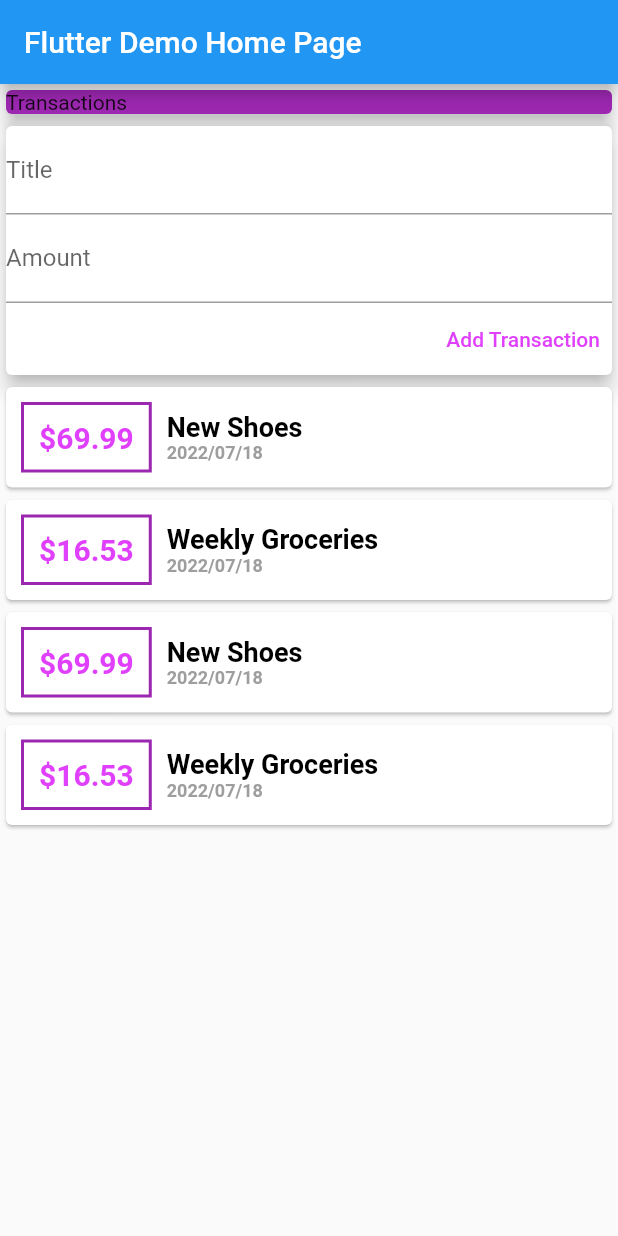
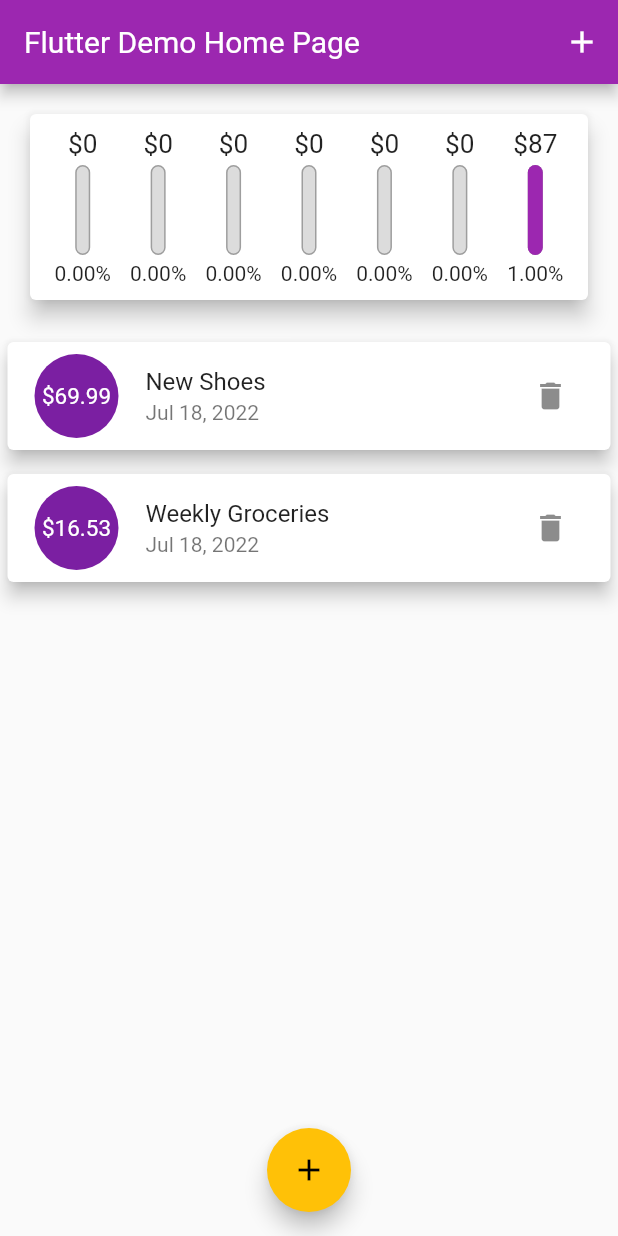
Before and after one commit to inioluwadavid/TransactionCalculator, a Flutter app: the screen it shows after launch, on a phone screen of 412 x 824 dp. Run offline on Flutter 3.47's test engine with Material 2 defaults, Android fonts, the phone set to English and light mode, and no system bars.

```diff
--- a/lib/main.dart
+++ b/lib/main.dart
@@ -1,6 +1,8 @@
-import 'package:cal_transactions/widget/user_transaction.dart';
+import 'package:cal_transactions/widget/add_transactions.dart';
+import 'package:cal_transactions/widget/chart.dart';
 import 'package:flutter/material.dart';
 import './widget/transaction_list.dart';
+import './models/transaction.dart';
 
 void main() {
   runApp(const MyApp());
@@ -14,38 +16,107 @@ class MyApp extends StatelessWidget {
     return MaterialApp(
       title: 'Flutter Demo',
       theme: ThemeData(
-        primarySwatch: Colors.blue,
+        primarySwatch: Colors.purple,
+        accentColor: Colors.amber,
+        fontFamily: 'Roboto',
       ),
       home: MyHomePage(),
     );
   }
 }
 
-class MyHomePage extends StatelessWidget {
+class MyHomePage extends StatefulWidget {
   MyHomePage({Key? key}) : super(key: key);
 
+  @override
+  State<MyHomePage> createState() => _MyHomePageState();
+}
+
+class _MyHomePageState extends State<MyHomePage> {
   // to listen to changes
 
+  final List<Transaction> _userTransactions = [
+    Transaction(
+      id: 't1',
+      title: 'New Shoes',
+      amount: 69.99,
+      date: DateTime.now(),
+    ),
+    Transaction(
+      id: 't2',
+      title: 'Weekly Groceries',
+      amount: 16.53,
+      date: DateTime.now(),
+    ),
+  ];
+
+  List<Transaction> get _recentTransactions {
+    return _userTransactions.where((tx) {
+      return tx.date.isAfter(
+        DateTime.now().subtract(
+          Duration(days: 7),
+        ),
+      );
+    }).toList();
+  }
+  void _addNewTransaction(String title, double amount, DateTime date)  {
+    final addNew = Transaction(
+      title: title,
+      amount: amount,
+      date: DateTime.now(),
+      id: DateTime.now().toString(),
+    );
+
+    setState(() {
+      _userTransactions.add(addNew);
+    });
+  }
+
+    void _startAddNewTransaction(BuildContext ctx) {
+      showModalBottomSheet(
+          context: ctx,
+          builder: (_) {
+            return AddTransaction(_addNewTransaction);
+          });
+    }
+    void _deleteTransaction( String id){
+
+      setState(() {
+        _userTransactions.removeWhere((tx) => tx.id == id);
+      });
+
+    }
 
     @override
     Widget build(BuildContext context) {
       return Scaffold(
           appBar: AppBar(
             title: const Text('Flutter Demo Home Page'),
+            actions: [
+              IconButton(
+                icon: Icon(Icons.add),
+                onPressed: () {
+                  _startAddNewTransaction(context);
+                },
+              )
+            ],
           ),
           body: SingleChildScrollView(
             child: Column(
               children: [
-              Card(
-                color: Colors.purple,
-                child: Container(
-                    width: double.infinity, child: Text('Transactions')),
-                elevation: 5,
-              ),
-
-              UserTransaction()
+                Chart(_recentTransactions),
+                TransactionList(_userTransactions, _deleteTransaction)
               ],
             ),
+          ),
+          floatingActionButtonLocation:
+              FloatingActionButtonLocation.centerFloat,
+          floatingActionButton: FloatingActionButton(
+            child: Icon(Icons.add),
+            onPressed: () {
+              _startAddNewTransaction(context);
+
+            },
           ));
     }
   }
--- a/lib/widget/add_transactions.dart
+++ b/lib/widget/add_transactions.dart
@@ -1,35 +1,78 @@
 import 'package:flutter/material.dart';
+import 'package:intl/intl.dart';
 
-class AddTransaction extends StatelessWidget {
+class AddTransaction extends StatefulWidget {
   final Function addTx;
 
   AddTransaction(this.addTx);
 
+  @override
+  State<AddTransaction> createState() => _AddTransactionState();
+}
+
+class _AddTransactionState extends State<AddTransaction> {
   final titleController = TextEditingController();
+
   final amountController = TextEditingController();
+  DateTime? _selectedDate;
+
+  void _presentDatePicker() {
+    showDatePicker(
+      context: context,
+      initialDate: DateTime.now(),
+      firstDate: DateTime(2021),
+      lastDate: DateTime.now(),
+    ).then((value){
+      if(value == null)
+        return;
+      setState(() {
+        _selectedDate = value;
+      });
+    });
+
+    }
+
   @override
   Widget build(BuildContext context) {
     return Card(
         elevation: 5,
         child: Container(
+          padding: EdgeInsets.all(10),
           child: Column(crossAxisAlignment: CrossAxisAlignment.end, children: [
             TextField(
               decoration: InputDecoration(labelText: 'Title'),
               controller: titleController,
+              keyboardType: TextInputType.text,
             ),
             TextField(
               decoration: InputDecoration(labelText: 'Amount'),
               controller: amountController,
+              keyboardType: TextInputType.number,
             ),
-            TextButton(
+            Row(
+              children: [
+                Text(_selectedDate == null ? 'No date selected!' : 'Picked Date: ${DateFormat.yMMMd().format(_selectedDate??DateTime.now())}'),
+                TextButton(onPressed: _presentDatePicker, child: Text('Select date',
+                style: TextStyle(
+                  fontWeight: FontWeight.bold,
+                ),
+                ),),
+              ],
+            ),
+            ElevatedButton(
+
               onPressed: () {
-                addTx(titleController.text, double.parse(amountController.text));
 
-
+                widget.addTx(
+                    titleController.text, double.parse(amountController.text),  _presentDatePicker);
+                Navigator.of(context).pop();
               },
+               style: ElevatedButton.styleFrom(
+                   primary: Colors.purple, // Background color
+                  ),
               child: Text(
                 'Add Transaction',
-                style: TextStyle(color: Colors.purpleAccent),
+                style: TextStyle(color: Colors.white),
               ),
             ),
           ]),
--- /dev/null
+++ b/lib/widget/chart.dart
@@ -0,0 +1,57 @@
+import 'package:cal_transactions/models/transaction.dart';
+import 'package:cal_transactions/widget/chart_bar.dart';
+import 'package:flutter/material.dart';
+import 'package:intl/intl.dart';
+
+class Chart extends StatelessWidget {
+  final List<Transaction> recentTransactions;
+
+  Chart(this.recentTransactions);
+
+  List<Map<String, dynamic>> get groupedTransactionValues {
+    return List.generate(7, (index) {
+      final weekDay = DateTime.now().subtract(Duration(days: index));
+      var totalSum = 0.0;
+
+      for (var i = 0; i < recentTransactions.length; i++) {
+        if (recentTransactions[i].date.day == weekDay.day &&
+            recentTransactions[i].date.month == weekDay.month &&
+            recentTransactions[i].date.year == weekDay.year) {
+          totalSum += recentTransactions[i].amount;
+        }
+      }
+      return {
+        'day': DateFormat.E().format(weekDay).substring(0, 1),
+        'amount': totalSum
+      };
+    }).reversed.toList();
+  }
+
+  double get totalSpending {
+    return groupedTransactionValues.fold(0.0, (sum, item) {
+      return sum + item['amount'];
+    });
+  }
+
+  @override
+  Widget build(BuildContext context) {
+    return Card(
+      elevation: 6,
+      margin: EdgeInsets.all(20),
+      child: Container(
+        padding: EdgeInsets.all(10),
+        child: Row(
+          mainAxisAlignment: MainAxisAlignment.spaceAround,
+          children: groupedTransactionValues.map((data) {
+            return Flexible(
+              fit: FlexFit.tight,
+              child: ChartBarr(
+                data['day'],
+               data['amount'],
+               totalSpending == 0.0 ? 0.0 : (data['amount'] as double) / totalSpending));
+          }).toList(),
+        ),
+      ),
+    );
+  }
+}
--- /dev/null
+++ b/lib/widget/chart_bar.dart
@@ -0,0 +1,55 @@
+import 'package:flutter/material.dart';
+
+class ChartBarr extends StatelessWidget {
+  final Label;
+  final spendingAmount;
+  final spendingPercentage;
+  ChartBarr(this.Label, this.spendingAmount, this.spendingPercentage);
+
+
+  @override
+  Widget build(BuildContext context) {
+    return Column(
+      children: [
+        Container(
+          height: 20,
+          child: FittedBox(child: Text('\$${spendingAmount.toStringAsFixed(0)}'))),
+
+        SizedBox(
+          height: 4,
+        ),
+        Container(
+          height: 60,
+          width: 10,
+          child: Stack(
+            children: [
+              Container(
+                decoration: BoxDecoration(
+                  border: Border.all(
+                    color: Colors.grey,
+                    width: 1,
+                  ),
+                  color: Color.fromRGBO(220, 220, 220, 1),
+                  borderRadius: BorderRadius.circular(10),
+                ),
+              ),
+              FractionallySizedBox(
+                heightFactor: spendingPercentage,
+                child: Container(
+                  decoration: BoxDecoration(
+                    color: Theme.of(context).primaryColor,
+                    borderRadius: BorderRadius.circular(10),
+                  ),
+                ),
+              ),
+            ],
+          ),
+        ),
+        SizedBox(
+          height: 4,
+        ),
+        Text('${spendingPercentage.toStringAsFixed(2)}%'),
+      ]
+    );
+  }
+}
--- a/lib/widget/transaction_list.dart
+++ b/lib/widget/transaction_list.dart
@@ -3,68 +3,62 @@ import '../models/transaction.dart';
 import 'package:intl/intl.dart';
 
 class TransactionList extends StatelessWidget {
+  final List<Transaction> transactions;
+  final Function deletTx;
 
-
-  final List<Transaction> transactions;
-
-  TransactionList( this.transactions);
+  TransactionList(this.transactions, this.deletTx);
 
   @override
   Widget build(BuildContext context) {
     return Container(
-      height: 300,
-      child: ListView.builder(
-       itemBuilder:(ctx, index) {
-          return Card(
-                    child: Row(children: [
-                      Container(
-                        margin: EdgeInsets.all(10),
-                        padding: EdgeInsets.all(10),
-
-                        decoration: BoxDecoration(
-                          border: Border.all(
-                            color: Colors.purple,
-                            width: 2,
+        height: 300,
+        child: transactions.isEmpty
+            ? Column(
+                children: [
+                  Text('No transaction yet'),
+                  SizedBox(
+                    height: 20,
+                  ),
+                  Image.asset(
+                    'assets/images/loading.webp',
+                    height: 100,
+                  ),
+                ],
+              )
+            : ListView.builder(
+                itemBuilder: (ctx, index) {
+                  return Card(
+                    margin: EdgeInsets.symmetric(
+                      vertical: 8,
+                      horizontal: 5,
+                    ),
+                    elevation: 5,
+                    child: ListTile(
+                      leading: CircleAvatar(
+                        radius: 30,
+                        child: Padding(
+                          padding: EdgeInsets.all(7),
+                          child: FittedBox(
+                            child: Text(
+                              '\$${transactions[index].amount}',
+                            ),
                           ),
                         ),
-                        child: Text('\$${transactions[index].amount}',
-                            style: TextStyle(
-                              fontSize: 20,
-                              fontWeight: FontWeight.bold,
-                              color: Colors.purpleAccent
-                            )),
-                        ),
-
-
-
-                      Column(
-                        crossAxisAlignment: CrossAxisAlignment.start,
-                        children: [
-                          Text(transactions[index].title,
-                              style: TextStyle(
-                                fontSize: 18,
-                                fontWeight: FontWeight.bold,
-                                color: Colors.black
-                              )),
-
-                          Text(
-                            DateFormat('yyyy/MM/dd').format(transactions[index].date),
-                              style: TextStyle(
-                                fontSize: 12,
-                                fontWeight: FontWeight.bold,
-                                color: Colors.grey
-                              )),
-
-                        ],
-                      )
-                    ]),
+                      ),
+                      title: Text(
+                        transactions[index].title,
+                      ),
+                      subtitle: Text(
+                        DateFormat.yMMMd().format(transactions[index].date),
+                      ),
+                      trailing: IconButton(
+                        icon: Icon(Icons.delete),
+                        onPressed: () => deletTx(transactions[index].id),
+                      ),
+                    ),
                   );
-      },
-        itemCount: transactions.length,
-
-
-      )
-
-    );
+                },
+                itemCount: transactions.length,
+              ));
   }
 }
--- a/lib/widget/user_transaction.dart
+++ b/lib/widget/user_transaction.dart
@@ -1,87 +1,52 @@
-import 'package:cal_transactions/widget/add_transactions.dart';
-import 'package:cal_transactions/widget/transaction_list.dart';
-import 'package:flutter/material.dart';
-import '../models/transaction.dart';
+// import 'package:cal_transactions/widget/add_transactions.dart';
+// import 'package:cal_transactions/widget/transaction_list.dart';
+// import 'package:flutter/material.dart';
+// import '../models/transaction.dart';
 
-class UserTransaction extends StatefulWidget {
-  UserTransaction({Key? key}) : super(key: key);
+// class UserTransaction extends StatefulWidget {
+//   UserTransaction({Key? key}) : super(key: key);
 
-  @override
-  State<UserTransaction> createState() => _UserTransactionState();
-}
+//   @override
+//   State<UserTransaction> createState() => _UserTransactionState();
+// }
 
-class _UserTransactionState extends State<UserTransaction> {
+// class _UserTransactionState extends State<UserTransaction> {
 
-  final List<Transaction> _userTransactions = [
-    Transaction(
-      id: 't1',
-      title: 'New Shoes',
-      amount: 69.99,
-      date: DateTime.now(),
-    ),
-    Transaction(
-      id: 't2',
-      title: 'Weekly Groceries',
-      amount: 16.53,
-      date: DateTime.now(),
-    ),
-    Transaction(
-      id: 't1',
-      title: 'New Shoes',
-      amount: 69.99,
-      date: DateTime.now(),
-    ),
-    Transaction(
-      id: 't2',
-      title: 'Weekly Groceries',
-      amount: 16.53,
-      date: DateTime.now(),
-    ),
-    Transaction(
-      id: 't1',
-      title: 'New Shoes',
-      amount: 69.99,
-      date: DateTime.now(),
-    ),
-    Transaction(
-      id: 't2',
-      title: 'Weekly Groceries',
-      amount: 16.53,
-      date: DateTime.now(),
-    ),
-    Transaction(
-      id: 't1',
-      title: 'New Shoes',
-      amount: 69.99,
-      date: DateTime.now(),
-    ),
-    Transaction(
-      id: 't2',
-      title: 'Weekly Groceries',
-      amount: 16.53,
-      date: DateTime.now(),
-    ),
-  ];
+//   final List<Transaction> _userTransactions = [
+//     Transaction(
+//       id: 't1',
+//       title: 'New Shoes',
+//       amount: 69.99,
+//       date: DateTime.now(),
+//     ),
+//     Transaction(
+//       id: 't2',
+//       title: 'Weekly Groceries',
+//       amount: 16.53,
+//       date: DateTime.now(),
+//     ),
 
-  void _addNewTransaction(String title, double amount)
-    {
-      final addNew = Transaction(
-        title: title,
-        amount: amount,
-        date: DateTime.now(),
-        id: DateTime.now().toString(),
-      );
+//   ];
 
-      setState(() {
-        _userTransactions.add(addNew);
-      });
-    }  @override
-  Widget build(BuildContext context) {
-    return Column(
-      children: [
-        AddTransaction(_addNewTransaction),
-        TransactionList(_userTransactions)
-      ]
-    );
-  }
-}
+//   void _addNewTransaction(String title, double amount)
+//     {
+//       final addNew = Transaction(
+//         title: title,
+//         amount: amount,
+//         date: DateTime.now(),
+//         id: DateTime.now().toString(),
+//       );
+
+//       setState(() {
+//         _userTransactions.add(addNew);
+//       });
+//     }  @override
+//   Widget build(BuildContext context) {
+//     return Column(
+//       children: [
+//         AddTransaction(_addNewTransaction),
+//         TransactionList(_userTransactions)
+//       ]
+//     );
+//   }
+// }
```
Also changed, not shown: pubspec.yaml (+7 -8 lines), assets/fonts/Roboto-Regular.ttf (added), assets/images/loading.webp (added). Lines whose indentation alone changed are shown as unchanged.
